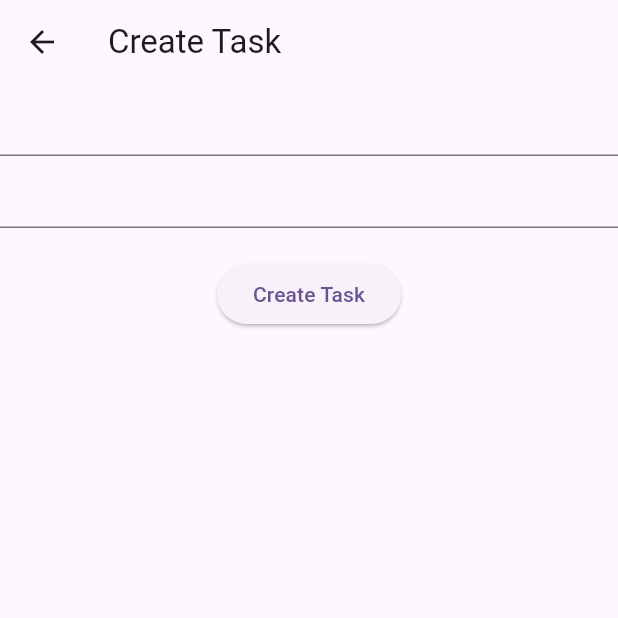
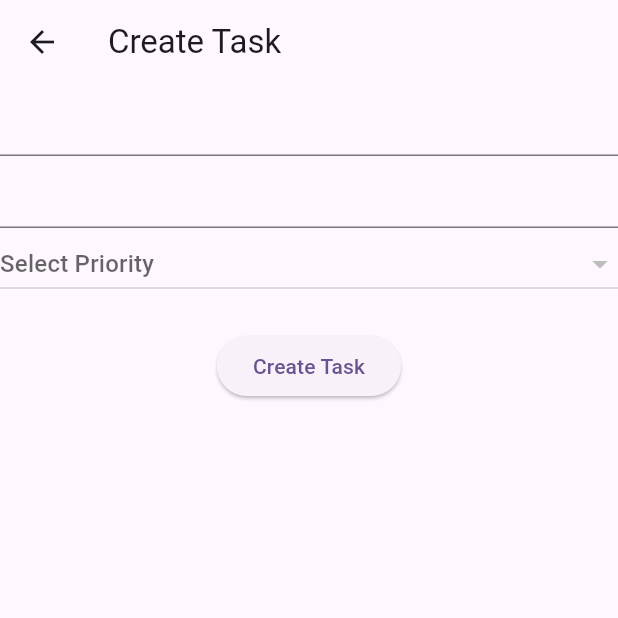
Before and after one commit to MuhammadAliKust/Saboor-Haseeb-Backend, a Flutter app: the screen it shows after launch, after a tap on the "add" icon, on a phone screen of 412 x 824 dp, the top half of it. Run offline on Flutter 3.47's test engine with Material 3 defaults, Android fonts, the phone set to English and light mode, and no system bars; our stand-ins replace cloud_firestore, firebase_core; accounts and stored records are empty.

Commit message:
Priority Module Done

```diff
--- /dev/null
+++ b/lib/models/priority.dart
@@ -0,0 +1,33 @@
+// To parse this JSON data, do
+//
+//     final priorityModel = priorityModelFromJson(jsonString);
+
+import 'dart:convert';
+
+PriorityModel priorityModelFromJson(String str) => PriorityModel.fromJson(json.decode(str));
+
+String priorityModelToJson(PriorityModel data) => json.encode(data.toJson());
+
+class PriorityModel {
+    final String? docId;
+    final String? name;
+    final int? createdAt;
+
+    PriorityModel({
+        this.docId,
+        this.name,
+        this.createdAt,
+    });
+
+    factory PriorityModel.fromJson(Map<String, dynamic> json) => PriorityModel(
+        docId: json["docID"],
+        name: json["name"],
+        createdAt: json["createdAt"],
+    );
+
+    Map<String, dynamic> toJson() => {
+        "docID": docId,
+        "name": name,
+        "createdAt": createdAt,
+    };
+}
--- a/lib/models/task.dart
+++ b/lib/models/task.dart
@@ -12,6 +12,7 @@ class TaskModel {
   final String? title;
   final String? description;
   final String? image;
+  final String? priorityID;
   final bool? isCompleted;
   final int? createdAt;
 
@@ -19,6 +20,8 @@ class TaskModel {
     this.docId,
     this.title,
     this.description,
+    this.priorityID,
+
     this.image,
     this.isCompleted,
     this.createdAt,
@@ -28,6 +31,7 @@ class TaskModel {
     docId: json["docID"],
     title: json["title"],
     description: json["description"],
+    priorityID: json["priorityID"],
     image: json["image"],
     isCompleted: json["isCompleted"],
     createdAt: json["createdAt"],
@@ -37,6 +41,7 @@ class TaskModel {
     "docID": taskID,
     "title": title,
     "description": description,
+    "priorityID": priorityID,
     "image": image,
     "isCompleted": isCompleted,
     "createdAt": createdAt,
--- /dev/null
+++ b/lib/services/priority.dart
@@ -0,0 +1,15 @@
+import 'package:cloud_firestore/cloud_firestore.dart';
+import 'package:saboor_haseeb_backend/models/priority.dart';
+
+class PriorityServices {
+  Stream<List<PriorityModel>> getAllPriorities() {
+    return FirebaseFirestore.instance
+        .collection('priorityCollection')
+        .snapshots()
+        .map(
+          (taskList) => taskList.docs
+              .map((taskJson) => PriorityModel.fromJson(taskJson.data()))
+              .toList(),
+        );
+  }
+}
--- a/lib/views/create_task.dart
+++ b/lib/views/create_task.dart
@@ -1,5 +1,7 @@
 import 'package:flutter/material.dart';
+import 'package:saboor_haseeb_backend/models/priority.dart';
 import 'package:saboor_haseeb_backend/models/task.dart';
+import 'package:saboor_haseeb_backend/services/priority.dart';
 import 'package:saboor_haseeb_backend/services/task.dart';
 
 class CreateTaskView extends StatefulWidget {
@@ -13,6 +15,18 @@ class _CreateTaskViewState extends State<CreateTaskView> {
   TextEditingController titleController = TextEditingController();
   TextEditingController descriptionController = TextEditingController();
   bool isLoading = false;
+  List<PriorityModel> priorityList = [];
+  PriorityModel? _selectedPriority;
+
+  @override
+  void initState() {
+    PriorityServices().getAllPriorities().first.then((val) {
+      priorityList = val;
+      setState(() {});
+    });
+    super.initState();
+  }
+
   @override
   Widget build(BuildContext context) {
     return Scaffold(
@@ -21,6 +35,18 @@ class _CreateTaskViewState extends State<CreateTaskView> {
         children: [
           TextField(controller: titleController),
           TextField(controller: descriptionController),
+          DropdownButton(
+            items: priorityList.map((e) {
+              return DropdownMenuItem(child: Text(e.name.toString()), value: e);
+            }).toList(),
+            value: _selectedPriority,
+            isExpanded: true,
+            hint: Text("Select Priority"),
+            onChanged: (val) {
+              _selectedPriority = val;
+              setState(() {});
+            },
+          ),
           SizedBox(height: 20),
           isLoading
               ? Center(child: CircularProgressIndicator())
@@ -36,7 +62,8 @@ class _CreateTaskViewState extends State<CreateTaskView> {
                       ScaffoldMessenger.of(context).showSnackBar(
                         SnackBar(content: Text("Description cannot be empty.")),
                       );
-                      return; }
+                      return;
+                    }
                     try {
                       isLoading = true;
                       setState(() {});
@@ -46,6 +73,7 @@ class _CreateTaskViewState extends State<CreateTaskView> {
                               title: titleController.text,
                               description: descriptionController.text,
                               isCompleted: false,
+                              priorityID: _selectedPriority!.docId.toString(),
                               createdAt: DateTime.now().microsecondsSinceEpoch,
                             ),
                           )
--- a/lib/views/get_all_task.dart
+++ b/lib/views/get_all_task.dart
@@ -3,6 +3,7 @@ import 'package:provider/provider.dart';
 import 'package:saboor_haseeb_backend/models/task.dart';
 import 'package:saboor_haseeb_backend/services/task.dart';
 import 'package:saboor_haseeb_backend/views/create_task.dart';
+import 'package:saboor_haseeb_backend/views/get_all_priority.dart';
 import 'package:saboor_haseeb_backend/views/get_completed_task.dart';
 import 'package:saboor_haseeb_backend/views/get_in_completed_task.dart';
 
@@ -34,6 +35,17 @@ class GetAllTaskView extends StatelessWidget {
               );
             },
             icon: Icon(Icons.incomplete_circle),
+          ),
+          IconButton(
+            onPressed: () {
+              Navigator.push(
+                context,
+                MaterialPageRoute(
+                  builder: (context) => GetAllPriorityView(),
+                ),
+              );
+            },
+            icon: Icon(Icons.category),
           ),
         ],
       ),
```
Also changed, not shown: lib/services/task.dart (+12 -0 lines), lib/views/get_all_priority.dart (added, +41 -0 lines), lib/views/get_priority_task.dart (added, +34 -0 lines).
